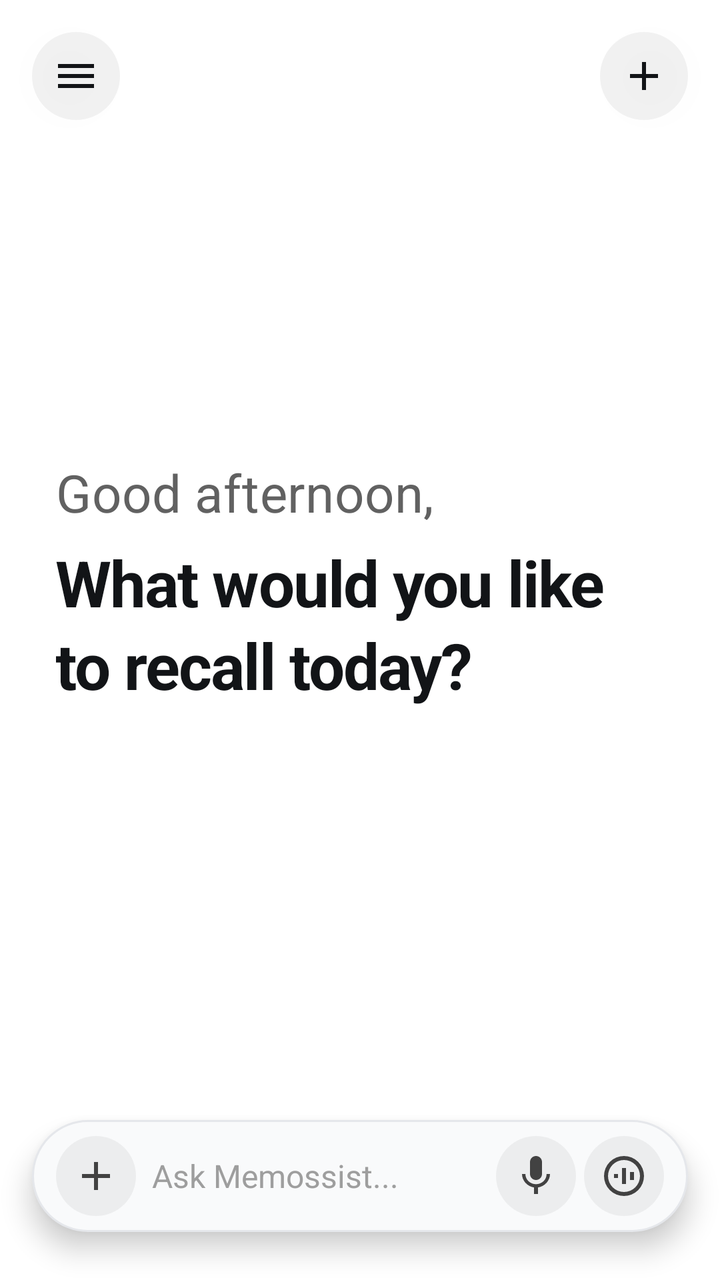
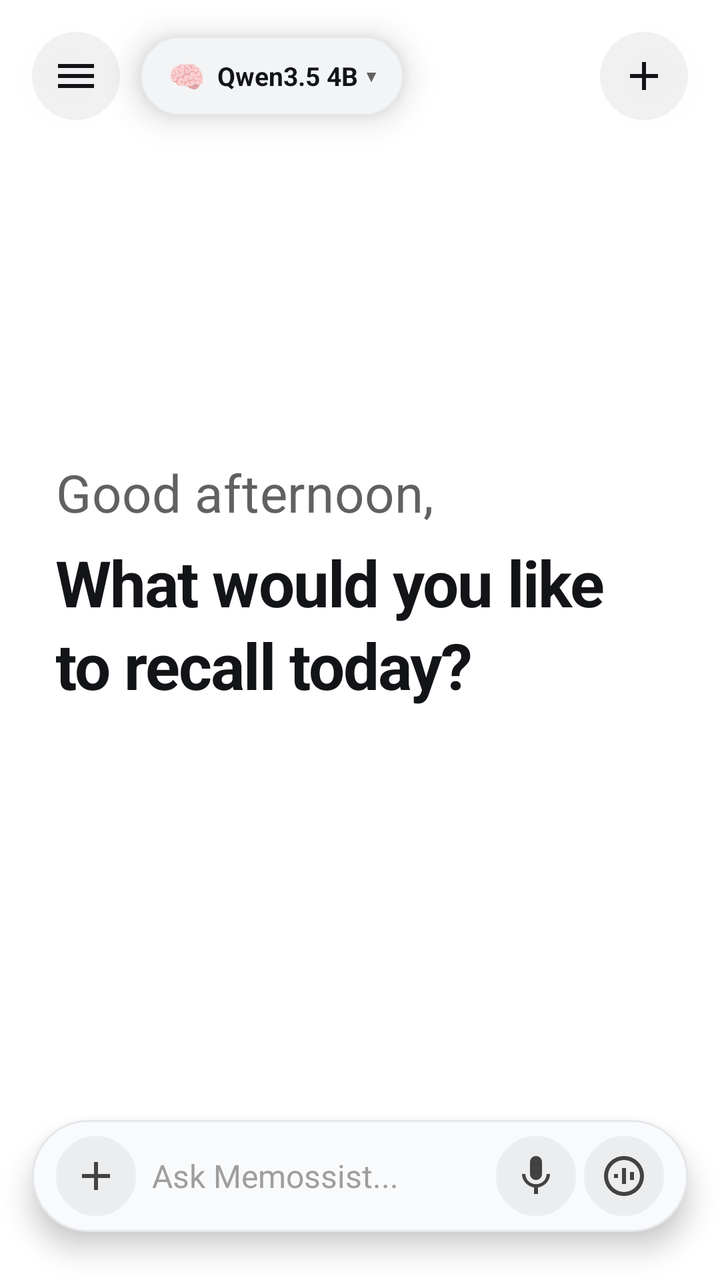

Compare the two renders of this Android layout. The source of the first and the diff that turns it into the second are given below.
<!-- AndroidManifest.xml: activity theme Theme.AppTempeLate -->
<!-- res/layout/activity_main.xml -->
<?xml version="1.0" encoding="utf-8"?>
<androidx.drawerlayout.widget.DrawerLayout xmlns:android="http://schemas.android.com/apk/res/android"
    xmlns:app="http://schemas.android.com/apk/res-auto"
    xmlns:tools="http://schemas.android.com/tools"
    android:id="@+id/drawerLayout"
    android:layout_width="match_parent"
    android:layout_height="match_parent"
    android:background="#FFFFFF"
    tools:context=".MainActivity">

    
    <androidx.constraintlayout.widget.ConstraintLayout
        android:id="@+id/mainContentContainer"
        android:layout_width="match_parent"
        android:layout_height="match_parent"
        android:background="#FFFFFF">

        
        <androidx.recyclerview.widget.RecyclerView
            android:id="@+id/rvChatMessages"
            android:layout_width="0dp"
            android:layout_height="0dp"
            android:clipToPadding="false"
            android:paddingTop="76dp"
            android:paddingBottom="96dp"
            android:visibility="gone"
            app:layout_constraintBottom_toBottomOf="parent"
            app:layout_constraintEnd_toEndOf="parent"
            app:layout_constraintStart_toStartOf="parent"
            app:layout_constraintTop_toTopOf="parent" />

        
        <View
            android:id="@+id/vTopGradientOverlay"
            android:layout_width="0dp"
            android:layout_height="90dp"
            android:background="@drawable/bg_top_chat_gradient"
            android:clickable="false"
            android:elevation="6dp"
            android:focusable="false"
            app:layout_constraintEnd_toEndOf="parent"
            app:layout_constraintStart_toStartOf="parent"
            app:layout_constraintTop_toTopOf="parent" />

        
        <ImageButton
            android:id="@+id/btnHamburger"
            android:layout_width="44dp"
            android:layout_height="44dp"
            android:layout_marginStart="16dp"
            android:layout_marginTop="16dp"
            android:background="@drawable/bg_circle_icon_button"
            android:contentDescription="Open Navigation Menu"
            android:elevation="10dp"
            android:padding="10dp"
            android:src="@drawable/ic_menu"
            app:layout_constraintStart_toStartOf="parent"
            app:layout_constraintTop_toTopOf="parent"
            app:tint="#121417" />

        
        <ImageButton
            android:id="@+id/btnDeleteCurrentChat"
            android:layout_width="44dp"
            android:layout_height="44dp"
            android:layout_marginEnd="8dp"
            android:layout_marginTop="16dp"
            android:background="@drawable/bg_circle_icon_button"
            android:contentDescription="Delete Conversation"
            android:elevation="10dp"
            android:padding="10dp"
            android:src="@drawable/ic_trash"
            android:visibility="gone"
            app:layout_constraintEnd_toStartOf="@+id/btnHeaderNewChat"
            app:layout_constraintTop_toTopOf="parent"
            app:tint="#DC2626" />

        
        <ImageButton
            android:id="@+id/btnHeaderNewChat"
            android:layout_width="44dp"
            android:layout_height="44dp"
            android:layout_marginEnd="16dp"
            android:layout_marginTop="16dp"
            android:background="@drawable/bg_circle_icon_button"
            android:contentDescription="Start New Chat"
            android:elevation="10dp"
            android:padding="10dp"
            android:src="@drawable/ic_plus"
            app:layout_constraintEnd_toEndOf="parent"
            app:layout_constraintTop_toTopOf="parent"
            app:tint="#121417" />

        
        <LinearLayout
            android:id="@+id/llGreetingContainer"
            android:layout_width="0dp"
            android:layout_height="wrap_content"
            android:orientation="vertical"
            android:paddingHorizontal="28dp"
            app:layout_constraintBottom_toTopOf="@+id/llChatInputBar"
            app:layout_constraintEnd_toEndOf="parent"
            app:layout_constraintStart_toStartOf="parent"
            app:layout_constraintTop_toBottomOf="@+id/btnHamburger"
            app:layout_constraintVertical_bias="0.45">

            
            <TextView
                android:id="@+id/tvGreetingTitle"
                android:layout_width="wrap_content"
                android:layout_height="wrap_content"
                android:text="Good afternoon,"
                android:textColor="#616161"
                android:textSize="26sp"
                android:letterSpacing="0.01" />

            
            <TextView
                android:id="@+id/tvGreetingPrompt"
                android:layout_width="wrap_content"
                android:layout_height="wrap_content"
                android:layout_marginTop="6dp"
                android:text="What would you like to recall today?"
                android:textColor="#121417"
                android:textSize="32sp"
                android:textStyle="bold"
                android:lineSpacingExtra="4dp"
                android:letterSpacing="-0.02" />

        </LinearLayout>

        
        <View
            android:id="@+id/vBottomGradientOverlay"
            android:layout_width="0dp"
            android:layout_height="140dp"
            android:background="@drawable/bg_bottom_chat_gradient"
            android:clickable="false"
            android:elevation="6dp"
            android:focusable="false"
            app:layout_constraintBottom_toBottomOf="parent"
            app:layout_constraintEnd_toEndOf="parent"
            app:layout_constraintStart_toStartOf="parent" />

        
        <LinearLayout
            android:id="@+id/llChatInputBar"
            android:layout_width="0dp"
            android:layout_height="wrap_content"
            android:layout_marginStart="16dp"
            android:layout_marginEnd="16dp"
            android:layout_marginBottom="24dp"
            android:background="@drawable/bg_floating_chat_box"
            android:gravity="center_vertical"
            android:minHeight="56dp"
            android:orientation="horizontal"
            android:paddingHorizontal="12dp"
            android:paddingVertical="8dp"
            android:elevation="8dp"
            app:layout_constraintBottom_toBottomOf="parent"
            app:layout_constraintEnd_toEndOf="parent"
            app:layout_constraintStart_toStartOf="parent">

            
            <ImageButton
                android:id="@+id/btnPlus"
                android:layout_width="40dp"
                android:layout_height="40dp"
                android:background="@drawable/bg_circle_icon_button"
                android:contentDescription="Add Attachment"
                android:padding="8dp"
                android:src="@drawable/ic_plus"
                app:tint="#424242" />

            
            <EditText
                android:id="@+id/etChatInput"
                android:layout_width="0dp"
                android:layout_height="wrap_content"
                android:layout_weight="1"
                android:layout_marginHorizontal="8dp"
                android:background="@null"
                android:hint="Ask Memossist..."
                android:imeOptions="actionSend"
                android:inputType="textMultiLine|textCapSentences"
                android:maxLines="4"
                android:paddingVertical="6dp"
                android:textColor="#121417"
                android:textColorHint="#9E9E9E"
                android:textSize="16sp" />

            
            <ImageButton
                android:id="@+id/btnMic"
                android:layout_width="40dp"
                android:layout_height="40dp"
                android:background="@drawable/bg_circle_icon_button"
                android:contentDescription="Voice Input"
                android:padding="8dp"
                android:src="@drawable/ic_mic"
                app:tint="#424242" />

            
            <ImageButton
                android:id="@+id/btnLiveVoice"
                android:layout_width="40dp"
                android:layout_height="40dp"
                android:layout_marginStart="4dp"
                android:background="@drawable/bg_circle_icon_button"
                android:contentDescription="Live Voice Conversation"
                android:padding="8dp"
                android:src="@drawable/ic_live_voice"
                app:tint="#424242" />

        </LinearLayout>

    </androidx.constraintlayout.widget.ConstraintLayout>

    
    <LinearLayout
        android:layout_width="280dp"
        android:layout_height="match_parent"
        android:layout_gravity="start"
        android:background="#FFFFFF"
        android:clickable="true"
        android:focusable="true"
        android:orientation="vertical">

        
        <LinearLayout
            android:id="@+id/llFixedSidebarHeader"
            android:layout_width="match_parent"
            android:layout_height="wrap_content"
            android:orientation="vertical"
            android:paddingHorizontal="20dp"
            android:paddingTop="28dp"
            android:paddingBottom="8dp">

            
            <LinearLayout
                android:layout_width="match_parent"
                android:layout_height="wrap_content"
                android:gravity="center_vertical"
                android:orientation="horizontal">

                <TextView
                    android:layout_width="42dp"
                    android:layout_height="42dp"
                    android:background="@drawable/bg_profile_avatar_rounded"
                    android:gravity="center"
                    android:text="M"
                    android:textColor="#121417"
                    android:textSize="20sp"
                    android:textStyle="bold" />

                <LinearLayout
                    android:layout_width="0dp"
                    android:layout_height="wrap_content"
                    android:layout_marginStart="12dp"
                    android:layout_weight="1"
                    android:orientation="vertical">

                    <TextView
                        android:layout_width="wrap_content"
                        android:layout_height="wrap_content"
                        android:text="Memossist"
                        android:textColor="#121417"
                        android:textSize="18sp"
                        android:textStyle="bold"
                        android:letterSpacing="0.02" />

                    <TextView
                        android:layout_width="wrap_content"
                        android:layout_height="wrap_content"
                        android:layout_marginTop="1dp"
                        android:text="Cognitive Workspace"
                        android:textColor="#616161"
                        android:textSize="12sp" />

                </LinearLayout>

            </LinearLayout>

            
            <LinearLayout
                android:id="@+id/btnSidebarNewChat"
                android:layout_width="match_parent"
                android:layout_height="44dp"
                android:layout_marginTop="18dp"
                android:background="@drawable/bg_button_cancel_pill"
                android:clickable="true"
                android:focusable="true"
                android:gravity="center_vertical"
                android:orientation="horizontal"
                android:paddingHorizontal="16dp">

                <ImageView
                    android:layout_width="20dp"
                    android:layout_height="20dp"
                    android:src="@drawable/ic_plus"
                    app:tint="#121417"
                    android:contentDescription="New Chat Icon" />

                <TextView
                    android:layout_width="wrap_content"
                    android:layout_height="wrap_content"
                    android:layout_marginStart="12dp"
                    android:text="New Chat"
                    android:textColor="#121417"
                    android:textSize="14sp"
                    android:textStyle="bold" />

            </LinearLayout>

            
            <LinearLayout
                android:id="@+id/btnNavHome"
                android:layout_width="match_parent"
                android:layout_height="40dp"
                android:layout_marginTop="14dp"
                android:gravity="center_vertical"
                android:orientation="horizontal"
                android:paddingHorizontal="8dp"
                android:background="?android:attr/selectableItemBackground"
                android:clickable="true"
                android:focusable="true">

                <ImageView
                    android:layout_width="20dp"
                    android:layout_height="20dp"
                    android:src="@drawable/ic_menu"
                    app:tint="#121417" />

                <TextView
                    android:layout_width="wrap_content"
                    android:layout_height="wrap_content"
                    android:layout_marginStart="16dp"
                    android:text="Home Workspace"
                    android:textColor="#121417"
                    android:textSize="14sp"
                    android:textStyle="bold" />

            </LinearLayout>

            <LinearLayout
                android:id="@+id/btnNavVault"
                android:layout_width="match_parent"
                android:layout_height="40dp"
                android:gravity="center_vertical"
                android:orientation="horizontal"
                android:paddingHorizontal="8dp"
                android:background="?android:attr/selectableItemBackground"
                android:clickable="true"
                android:focusable="true">

                <ImageView
                    android:layout_width="20dp"
                    android:layout_height="20dp"
                    android:src="@drawable/ic_vault"
                    app:tint="#121417" />

                <TextView
                    android:layout_width="wrap_content"
                    android:layout_height="wrap_content"
                    android:layout_marginStart="16dp"
                    android:text="Memory Vault"
                    android:textColor="#121417"
                    android:textSize="14sp"
                    android:textStyle="bold" />

            </LinearLayout>

            <LinearLayout
                android:id="@+id/btnNavInsights"
                android:layout_width="match_parent"
                android:layout_height="40dp"
                android:gravity="center_vertical"
                android:orientation="horizontal"
                android:paddingHorizontal="8dp"
                android:background="?android:attr/selectableItemBackground"
                android:clickable="true"
                android:focusable="true">

                <ImageView
                    android:layout_width="20dp"
                    android:layout_height="20dp"
                    android:src="@drawable/ic_insights"
                    app:tint="#121417" />

                <TextView
                    android:layout_width="wrap_content"
                    android:layout_height="wrap_content"
                    android:layout_marginStart="16dp"
                    android:text="Cognitive Insights"
                    android:textColor="#121417"
                    android:textSize="14sp"
                    android:textStyle="bold" />

            </LinearLayout>

            <LinearLayout
                android:id="@+id/btnNavConnections"
                android:layout_width="match_parent"
                android:layout_height="40dp"
                android:gravity="center_vertical"
                android:orientation="horizontal"
                android:paddingHorizontal="8dp"
                android:background="?android:attr/selectableItemBackground"
                android:clickable="true"
                android:focusable="true">

                <ImageView
                    android:layout_width="20dp"
                    android:layout_height="20dp"
                    android:src="@drawable/ic_connections"
                    app:tint="#121417" />

                <TextView
                    android:layout_width="wrap_content"
                    android:layout_height="wrap_content"
                    android:layout_marginStart="16dp"
                    android:text="Connections"
                    android:textColor="#121417"
                    android:textSize="14sp"
                    android:textStyle="bold" />

            </LinearLayout>

            
            <View
                android:layout_width="match_parent"
                android:layout_height="1dp"
                android:layout_marginTop="12dp"
                android:layout_marginBottom="12dp"
                android:background="#E5E7EB" />

            
            <TextView
                android:layout_width="wrap_content"
                android:layout_height="wrap_content"
                android:layout_marginStart="8dp"
                android:text="Recent History"
                android:textColor="#616161"
                android:textSize="12sp"
                android:textStyle="bold" />

        </LinearLayout>

        
        <androidx.recyclerview.widget.RecyclerView
            android:id="@+id/rvSidebarHistory"
            android:layout_width="match_parent"
            android:layout_height="0dp"
            android:layout_weight="1"
            android:clipToPadding="false"
            android:paddingHorizontal="20dp"
            android:paddingVertical="4dp" />

        
        <View
            android:layout_width="match_parent"
            android:layout_height="1dp"
            android:background="#E5E7EB" />

        
        <LinearLayout
            android:id="@+id/llPinnedSettings"
            android:layout_width="match_parent"
            android:layout_height="wrap_content"
            android:background="#FFFFFF"
            android:gravity="center_vertical"
            android:orientation="horizontal"
            android:paddingHorizontal="20dp"
            android:paddingVertical="14dp"
            android:clickable="true"
            android:focusable="true">

            <ImageView
                android:layout_width="24dp"
                android:layout_height="24dp"
                android:src="@drawable/ic_settings"
                app:tint="#424242"
                android:contentDescription="Settings Icon" />

            <TextView
                android:layout_width="wrap_content"
                android:layout_height="wrap_content"
                android:layout_marginStart="16dp"
                android:text="Settings"
                android:textColor="#121417"
                android:textSize="14sp"
                android:textStyle="bold" />

        </LinearLayout>

    </LinearLayout>

</androidx.drawerlayout.widget.DrawerLayout>
<!-- resources referenced by this layout -->
<resources>
  <!-- drawable bg_bottom_chat_gradient (drawable) -->
  <?xml version="1.0" encoding="utf-8"?>
  <shape xmlns:android="http://schemas.android.com/apk/res/android"
      android:shape="rectangle">
      <gradient
          android:angle="270"
          android:startColor="#00FFFFFF"
          android:centerColor="#CCFFFFFF"
          android:endColor="#FFFFFF" />
  </shape>
  <!-- drawable bg_circle_icon_button (drawable) -->
  <?xml version="1.0" encoding="utf-8"?>
  <ripple xmlns:android="http://schemas.android.com/apk/res/android"
      android:color="#1F000000">
      <item>
          <shape android:shape="oval">
              <solid android:color="#0D000000" />
          </shape>
      </item>
  </ripple>
  <!-- drawable bg_floating_chat_box (drawable) -->
  <?xml version="1.0" encoding="utf-8"?>
  <shape xmlns:android="http://schemas.android.com/apk/res/android"
      android:shape="rectangle">
      <solid android:color="#F9FAFB" />
      <corners android:radius="28dp" />
      <stroke
          android:width="1dp"
          android:color="#E5E7EB" />
  </shape>
  <!-- drawable bg_profile_avatar_rounded (drawable) -->
  <?xml version="1.0" encoding="utf-8"?>
  <shape xmlns:android="http://schemas.android.com/apk/res/android"
      android:shape="rectangle">
      <solid android:color="#F9FAFB" />
      <corners android:radius="16dp" />
      <stroke
          android:width="1dp"
          android:color="#E5E7EB" />
  </shape>
  <!-- drawable bg_top_chat_gradient (drawable) -->
  <?xml version="1.0" encoding="utf-8"?>
  <shape xmlns:android="http://schemas.android.com/apk/res/android"
      android:shape="rectangle">
      <gradient
          android:angle="270"
          android:startColor="#FFFFFF"
          android:centerColor="#CCFFFFFF"
          android:endColor="#00FFFFFF" />
  </shape>
  <!-- drawable ic_menu (drawable) -->
  <vector xmlns:android="http://schemas.android.com/apk/res/android"
      android:width="24dp"
      android:height="24dp"
      android:viewportWidth="24"
      android:viewportHeight="24">
    <path
        android:fillColor="#424242"
        android:pathData="M3,18h18v-2H3v2zm0,-5h18v-2H3v2zm0,-7v2h18V6H3z"/>
  </vector>
  <!-- drawable ic_plus (drawable) -->
  <vector xmlns:android="http://schemas.android.com/apk/res/android"
      android:width="24dp"
      android:height="24dp"
      android:viewportWidth="24"
      android:viewportHeight="24">
    <path
        android:fillColor="#D8DCDE"
        android:pathData="M19,13h-6v6h-2v-6H5v-2h6V5h2v6h6v2z"/>
  </vector>
  <!-- drawable ic_trash (drawable) -->
  <vector xmlns:android="http://schemas.android.com/apk/res/android"
      android:width="24dp"
      android:height="24dp"
      android:viewportWidth="24"
      android:viewportHeight="24">
    <path
        android:fillColor="#121417"
        android:pathData="M6,19c0,1.1 0.9,2 2,2h8c1.1,0 2,-0.9 2,-2V7H6v12zM19,4h-3.5l-1,-1h-5l-1,1H5v2h14V4z"/>
  </vector>
  <!-- drawable ic_vault (drawable) -->
  <vector xmlns:android="http://schemas.android.com/apk/res/android"
      android:width="24dp"
      android:height="24dp"
      android:viewportWidth="24"
      android:viewportHeight="24">
    <path
        android:fillColor="#424242"
        android:pathData="M20,6h-8l-2,-2H4C2.9,4 2.01,4.9 2.01,6L2,18c0,1.1 0.9,2 2,2h16c1.1,0 2,-0.9 2,-2V8c0,-1.1 -0.9,-2 -2,-2zm0,12H4V8h16v10z"/>
  </vector>
  <color name="white">#FFFFFF</color>
  <!-- unchanged entries left out for length: 7 -->
</resources>

<!-- the commit's change to res/layout/activity_main.xml (unified diff, before → after) -->
@@ -57,6 +57,51 @@
             app:layout_constraintStart_toStartOf="parent"
             app:layout_constraintTop_toTopOf="parent"
             app:tint="#121417" />
+
+        
+        <LinearLayout
+            android:id="@+id/btnHeaderModelPicker"
+            android:layout_width="wrap_content"
+            android:layout_height="40dp"
+            android:layout_marginStart="10dp"
+            android:background="@drawable/bg_model_pill"
+            android:clickable="true"
+            android:elevation="10dp"
+            android:focusable="true"
+            android:gravity="center_vertical"
+            android:orientation="horizontal"
+            android:paddingHorizontal="14dp"
+            app:layout_constraintBottom_toBottomOf="@+id/btnHamburger"
+            app:layout_constraintStart_toEndOf="@+id/btnHamburger"
+            app:layout_constraintTop_toTopOf="@+id/btnHamburger">
+
+            <TextView
+                android:id="@+id/tvHeaderModelIcon"
+                android:layout_width="wrap_content"
+                android:layout_height="wrap_content"
+                android:text="🧠"
+                android:textSize="15sp" />
+
+            <TextView
+                android:id="@+id/tvHeaderModelName"
+                android:layout_width="wrap_content"
+                android:layout_height="wrap_content"
+                android:layout_marginStart="6dp"
+                android:text="Qwen3.5 4B"
+                android:textColor="#121417"
+                android:textSize="13sp"
+                android:textStyle="bold" />
+
+            <TextView
+                android:layout_width="wrap_content"
+                android:layout_height="wrap_content"
+                android:layout_marginStart="4dp"
+                android:text="▾"
+                android:textColor="#616161"
+                android:textSize="14sp"
+                android:textStyle="bold" />
+
+        </LinearLayout>
 
         
         <ImageButton
<!-- resource entries referenced after the edit -->
@@ -26,6 +26,16 @@
       android:shape="rectangle">
       <solid android:color="#F9FAFB" />
       <corners android:radius="28dp" />
+      <stroke
+          android:width="1dp"
+          android:color="#E5E7EB" />
+  </shape>
+  <!-- drawable bg_model_pill (drawable) -->
+  <?xml version="1.0" encoding="utf-8"?>
+  <shape xmlns:android="http://schemas.android.com/apk/res/android"
+      android:shape="rectangle">
+      <solid android:color="#F3F4F6" />
+      <corners android:radius="20dp" />
       <stroke
           android:width="1dp"
           android:color="#E5E7EB" />
